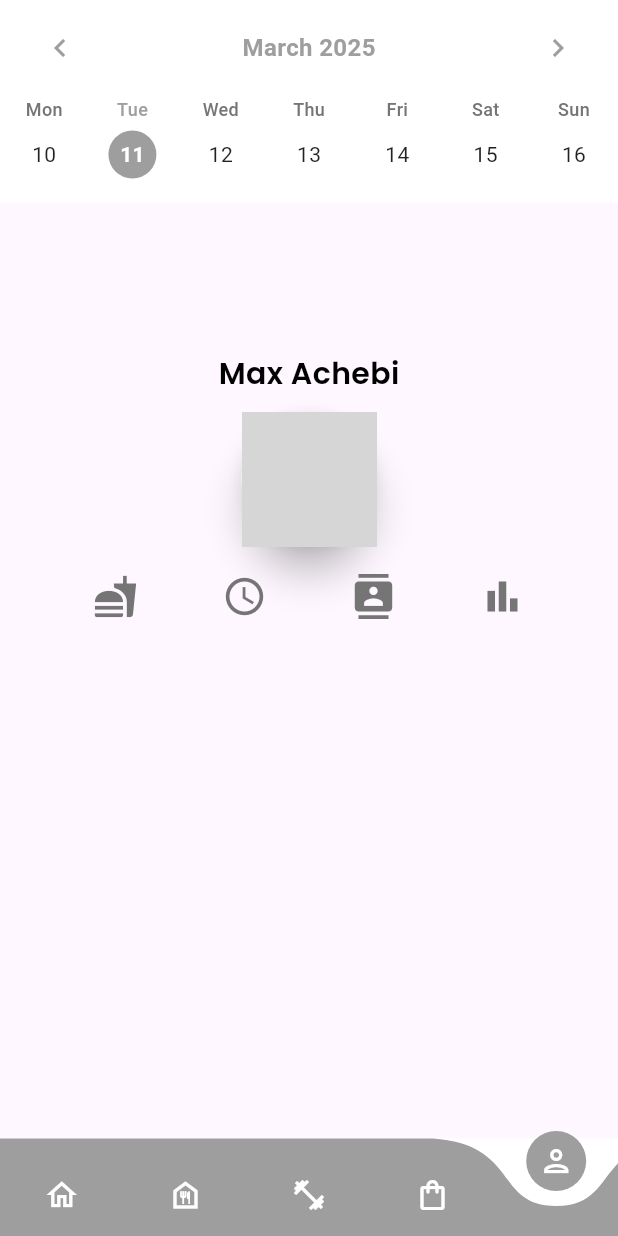
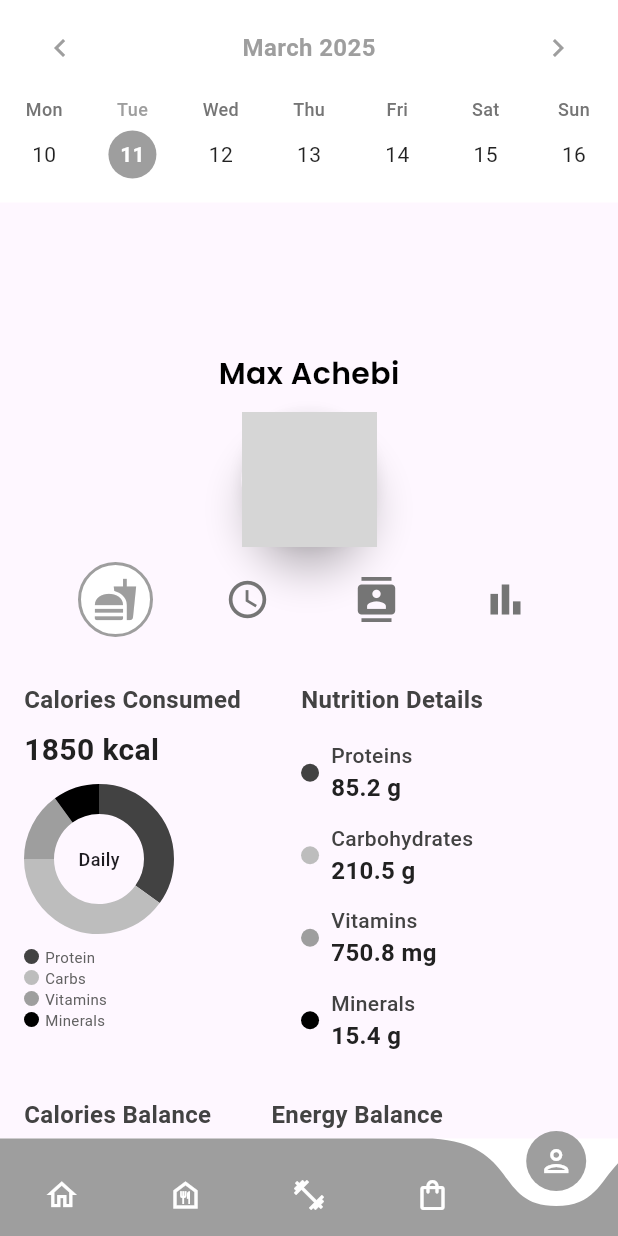
Before and after one commit to Clutch-254/TiziappP2, a Flutter app: the screen it shows after launch, item 5 of the bottom bar chosen, on a phone screen of 412 x 824 dp. Run offline on Flutter 3.47's test engine with Material 3 defaults, Android fonts, the light colour scheme and no system bars; drawn by our look-alikes of curved_navigation_bar; our stand-ins replace cloud_firestore, firebase_auth, firebase_core, firebase_storage, image_picker, random_string; accounts and stored records are empty; grey boxes are pictures that could not be loaded.

Commit message:
made the daily calorie tracker the dafault of the profile page

```diff
--- a/lib/presentation/pages/homepage.dart
+++ b/lib/presentation/pages/homepage.dart
@@ -11,7 +11,7 @@ class Homepage extends StatefulWidget {
 }
 
 class _HomepageState extends State<Homepage> {
-  // Set trainer2o to true by default
+  // Sets trainer2o to true by default
   bool trainer2o = true, nutritionist = false, gyms = false;
 
   Stream? subItemStream;
--- a/lib/presentation/pages/profile.dart
+++ b/lib/presentation/pages/profile.dart
@@ -20,7 +20,7 @@ class _ProfileState extends State<Profile> {
   late DateTime _selectedDate;
   late List<DateTime> _weekDays;
   late PageController _pageController;
-  int _selectedIconIndex = -1; // Track the selected icon index
+  int _selectedIconIndex = 0; // Set the food icon as the default selected icon
 
   @override
   void initState() {
--- a/pubspec.yaml
+++ b/pubspec.yaml
@@ -41,6 +41,7 @@ dependencies:
   random_string: ^2.3.1
   intl: ^0.17.0
   fl_chart: ^0.55.0
+  google_maps_flutter: ^2.1.1
 
 
   # The following adds the Cupertino Icons font to your application.
```
Also changed, not shown: pubspec.lock, 1 other file.
